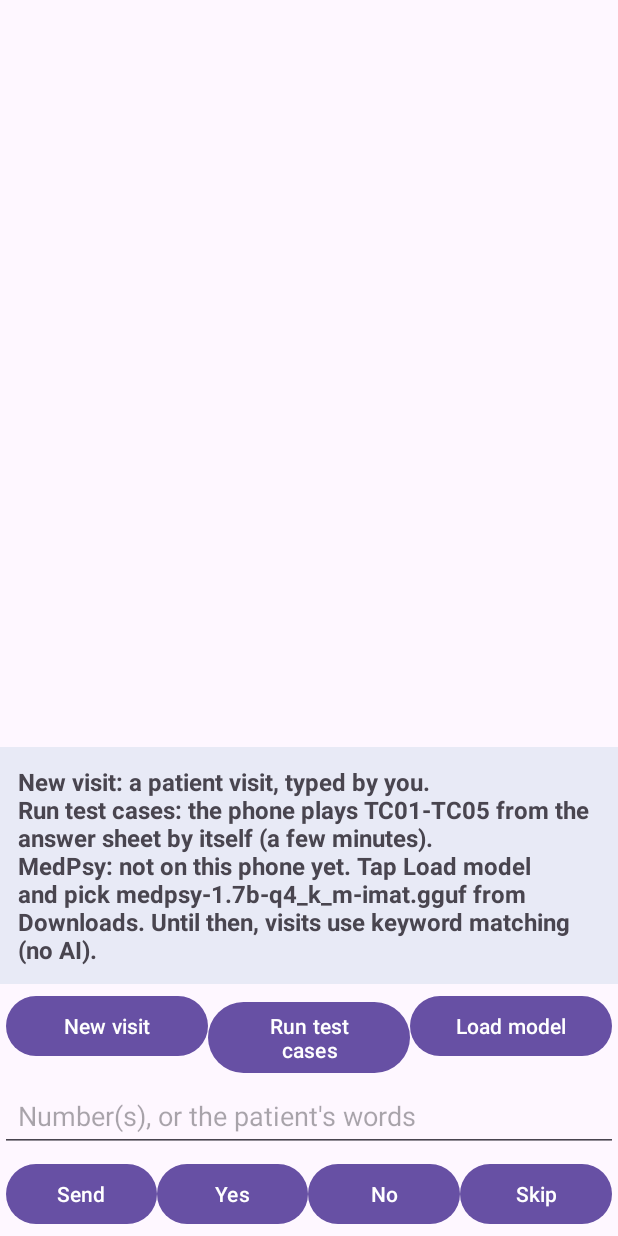
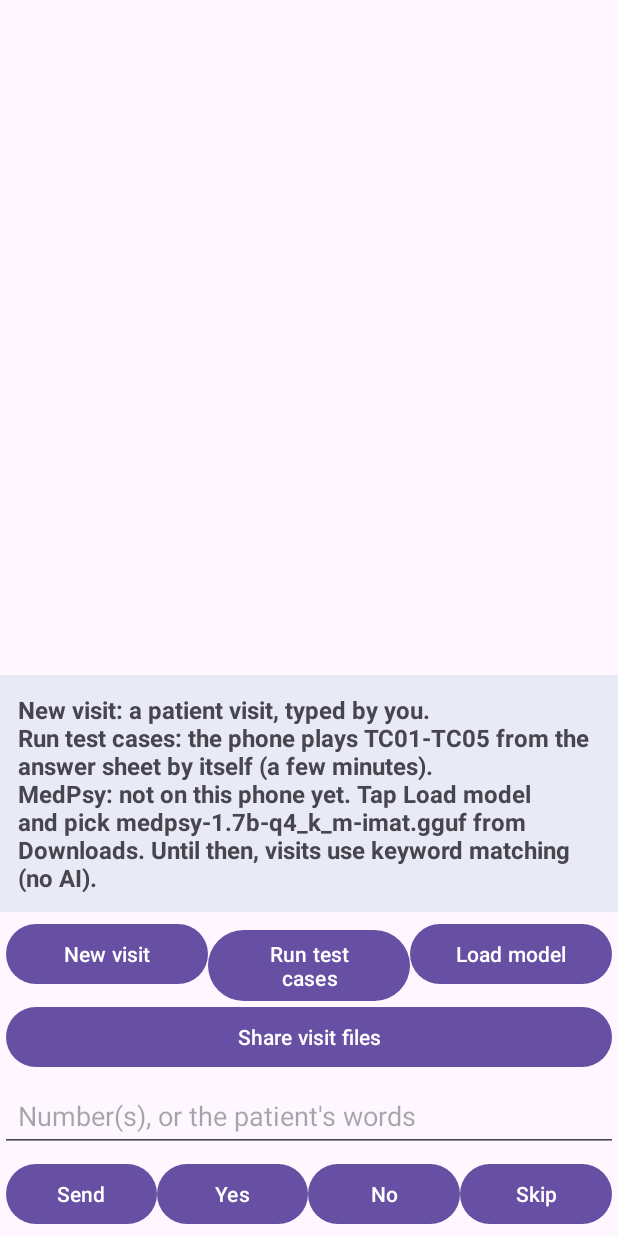
Before and after one commit to JK5598/AIML_Intelehealth_offline-histoy-taking, an Android app: the screen it shows after launch (MainActivity), on a phone screen of 412 x 824 dp. Run offline under Robolectric (Android 15) with nearby library versions, the phone set to English and light mode, and no system bars; libraries missing offline, so code that uses them is left out: com.chaquo.python; 2 statements that could not run were skipped.

Commit message:
Share visit files button; app version 1.1

```diff
--- a/android/app/build.gradle.kts
+++ b/android/app/build.gradle.kts
@@ -27,8 +27,8 @@ android {
         applicationId = "com.example.intakeapp"
         minSdk = 24
         targetSdk = 37
-        versionCode = 1
-        versionName = "1.0"
+        versionCode = 2
+        versionName = "1.1"
 
         testInstrumentationRunner = "androidx.test.runner.AndroidJUnitRunner"
 
--- a/android/app/src/main/res/layout/activity_main.xml
+++ b/android/app/src/main/res/layout/activity_main.xml
@@ -39,9 +39,14 @@
         android:id="@+id/homeButtons"
         android:layout_width="match_parent"
         android:layout_height="wrap_content"
-        android:orientation="horizontal"
+        android:orientation="vertical"
         android:padding="4dp"
         android:visibility="gone">
+
+    <LinearLayout
+        android:layout_width="match_parent"
+        android:layout_height="wrap_content"
+        android:orientation="horizontal">
 
         <Button
             android:id="@+id/newVisitButton"
@@ -63,6 +68,13 @@
             android:layout_height="wrap_content"
             android:layout_weight="1"
             android:text="Load model" />
+    </LinearLayout>
+
+        <Button
+            android:id="@+id/shareButton"
+            android:layout_width="match_parent"
+            android:layout_height="wrap_content"
+            android:text="Share visit files" />
     </LinearLayout>
 
     <EditText
--- /dev/null
+++ b/android/app/src/main/res/xml/file_paths.xml
@@ -0,0 +1,5 @@
+<?xml version="1.0" encoding="utf-8"?>
+<!-- "Share visit files" puts one .zip here and hands it to the app the user picks (Gmail, Drive, ...). -->
+<paths>
+    <cache-path name="share" path="share/" />
+</paths>
```
Also changed, not shown: android/app/src/main/AndroidManifest.xml (+10 -0 lines), android/app/src/main/java/com/example/intakeapp/MainActivity.kt (+39 -0 lines).
